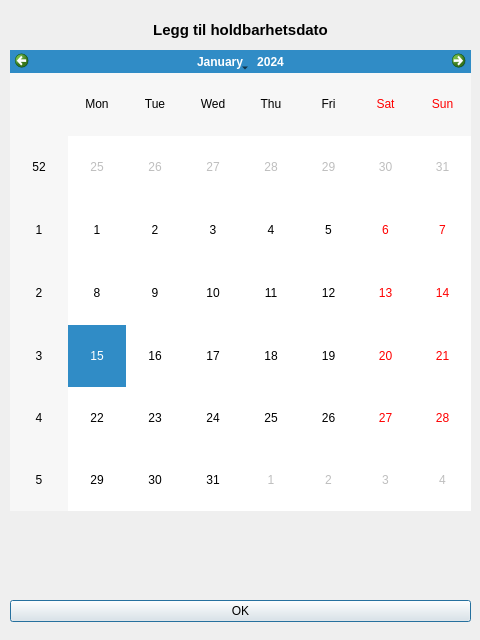
The window that app/ui/calendarwidget.ui (stupedama/ApotekHoldbarhet) describes before a commit, drawn with Qt 5.
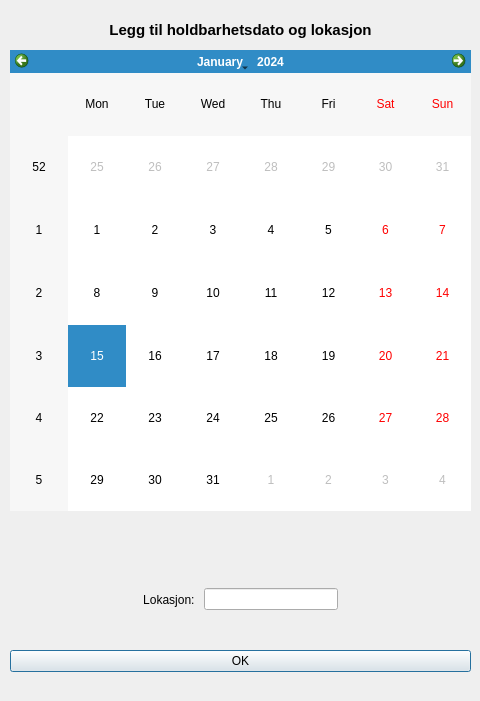
The same window after the commit. Icons and pictures are not drawn.

```diff
--- a/app/ui/calendarwidget.ui
+++ b/app/ui/calendarwidget.ui
@@ -7,7 +7,7 @@
     <x>0</x>
     <y>0</y>
     <width>480</width>
-    <height>640</height>
+    <height>701</height>
    </rect>
   </property>
   <property name="windowTitle">
@@ -21,7 +21,7 @@
    <property name="geometry">
     <rect>
      <x>10</x>
-     <y>600</y>
+     <y>650</y>
      <width>461</width>
      <height>32</height>
     </rect>
@@ -60,12 +60,86 @@
     </font>
    </property>
    <property name="text">
-    <string>Legg til holdbarhetsdato</string>
+    <string>Legg til holdbarhetsdato og lokasjon</string>
    </property>
    <property name="alignment">
     <set>Qt::AlignCenter</set>
    </property>
   </widget>
+  <widget class="QWidget" name="horizontalLayoutWidget">
+   <property name="geometry">
+    <rect>
+     <x>10</x>
+     <y>579</y>
+     <width>461</width>
+     <height>41</height>
+    </rect>
+   </property>
+   <layout class="QHBoxLayout" name="horizontalLayout">
+    <item>
+     <spacer name="horizontalSpacer_2">
+      <property name="orientation">
+       <enum>Qt::Horizontal</enum>
+      </property>
+      <property name="sizeHint" stdset="0">
+       <size>
+        <width>40</width>
+        <height>20</height>
+       </size>
+      </property>
+     </spacer>
+    </item>
+    <item>
+     <widget class="QLabel" name="label_3">
+      <property name="text">
+       <string>Lokasjon: </string>
+      </property>
+      <property name="alignment">
+       <set>Qt::AlignCenter</set>
+      </property>
+     </widget>
+    </item>
+    <item>
+     <widget class="QLineEdit" name="label_lokasjon">
+      <property name="maxLength">
+       <number>15</number>
+      </property>
+     </widget>
+    </item>
+    <item>
+     <spacer name="horizontalSpacer">
+      <property name="orientation">
+       <enum>Qt::Horizontal</enum>
+      </property>
+      <property name="sizeHint" stdset="0">
+       <size>
+        <width>40</width>
+        <height>20</height>
+       </size>
+      </property>
+     </spacer>
+    </item>
+   </layout>
+  </widget>
+  <widget class="QWidget" name="horizontalLayoutWidget_2">
+   <property name="geometry">
+    <rect>
+     <x>10</x>
+     <y>540</y>
+     <width>461</width>
+     <height>31</height>
+    </rect>
+   </property>
+   <layout class="QHBoxLayout" name="horizontalLayout_2">
+    <item>
+     <widget class="QLabel" name="label_2">
+      <property name="text">
+       <string/>
+      </property>
+     </widget>
+    </item>
+   </layout>
+  </widget>
  </widget>
  <resources/>
  <connections>
```
